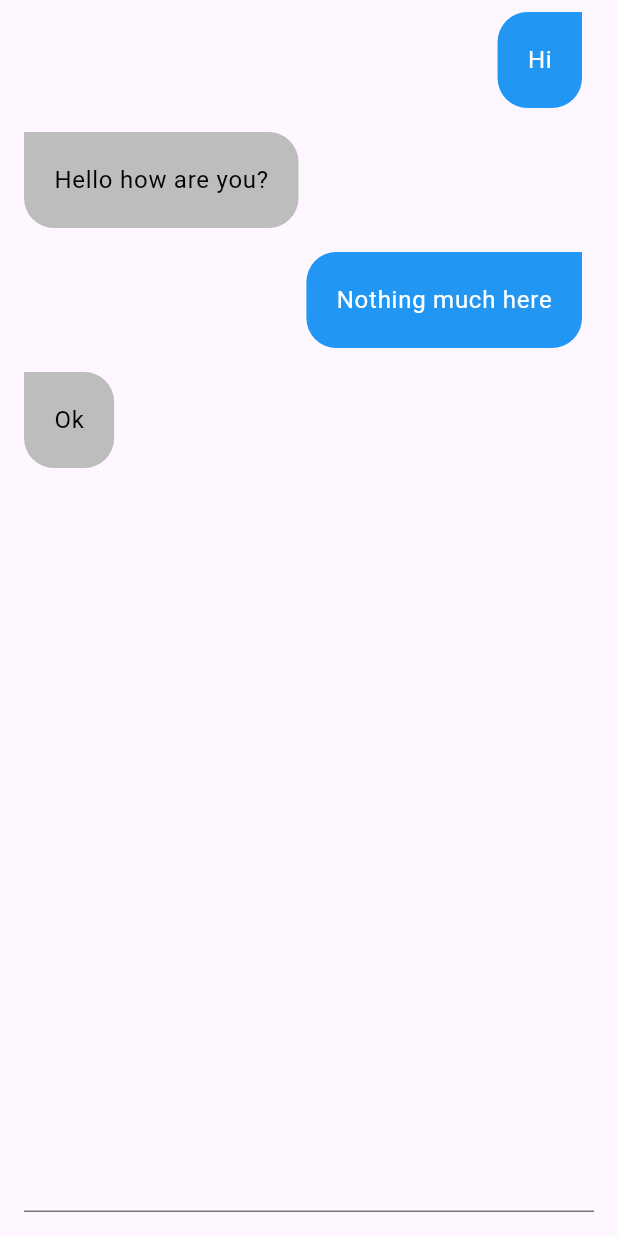
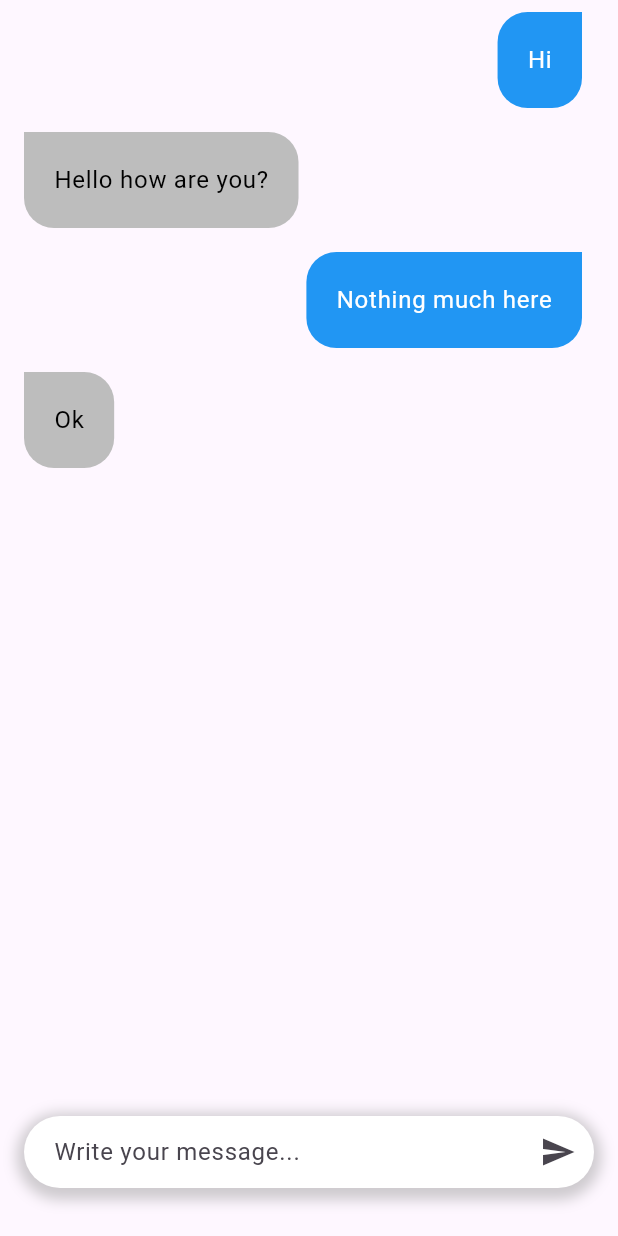
Before and after one commit to akshmohan/ai_chat, a Flutter app: the screen it shows after launch, on a phone screen of 412 x 824 dp. Run offline on Flutter 3.47's test engine with Material 3 defaults, Android fonts, the phone set to English and light mode, and no system bars.

Commit message:
Finished designing the input button

```diff
--- a/lib/home_page.dart
+++ b/lib/home_page.dart
@@ -1,4 +1,4 @@
-// ignore_for_file: prefer_const_constructors
+// ignore_for_file: prefer_const_constructors, avoid_unnecessary_containers
 
 import 'package:ai_chat/message.dart';
 import 'package:flutter/material.dart';
@@ -22,7 +22,6 @@ final TextEditingController _controller = TextEditingController();
 
   @override
   Widget build(BuildContext context) {
-
     return Scaffold(
         body: Column(
       children: [
@@ -55,20 +54,47 @@ final TextEditingController _controller = TextEditingController();
                       child: Text(
                         message.text,
                         style: TextStyle(
-                                color: message.isUser ? Colors.white : Colors.black),
+                            color:
+                                message.isUser ? Colors.white : Colors.black),
                       ),
                     ),
                   ),
                 );
               }),
         ),
+        Padding(
+          padding: const EdgeInsets.only(bottom: 32, top: 16.0, left: 16, right: 16),
+          child: Container(
+            decoration: BoxDecoration(
+              color: Colors.white,
+              borderRadius: BorderRadius.circular(32),
+              boxShadow:
+              [  BoxShadow(
+                color: Colors.grey.withOpacity(0.5),
+                spreadRadius: 5,
+                blurRadius: 7,
+                offset: Offset(0, 3)
+              )]
 
-            Padding(
-              padding: const EdgeInsets.all(16.0),
+            ),
+            child: Row(
+              children: [
+                Expanded(
                   child: TextField(
                     controller: _controller,
+                    decoration: InputDecoration(
+                      hintText: "Write your message...",
+                      border: InputBorder.none,
+                      contentPadding: EdgeInsets.symmetric(horizontal: 20)
                     ),
-            )
+                  ),
+                ),
+                SizedBox(width: 8),
+                IconButton(onPressed: () {}, icon: Icon(Icons.send))
+              ],
+            ),
+          ),
+        ),
       ],
     ));
   }
```
Lines whose indentation alone changed are shown as unchanged.
